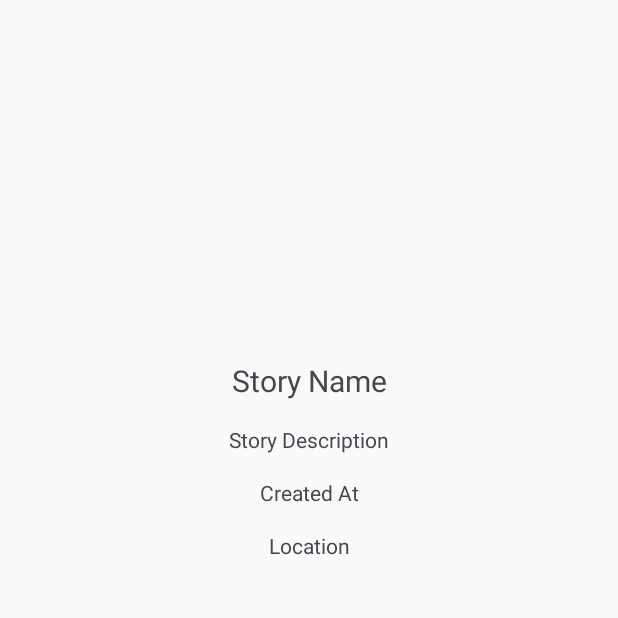
After one commit to romiyusnandar/story_app, an Android app: the DetailActivity screen opened directly, with no data from a screen before it, on a phone screen of 412 x 824 dp, the top half of it. The commit adds this screen. Run offline under Robolectric (Android 15) with nearby library versions, the phone set to English and light mode, and no system bars; pictures from the network do not load.

Commit message:
Implement networking and detail activity

```diff
--- a/app/build.gradle.kts
+++ b/app/build.gradle.kts
@@ -1,6 +1,7 @@
 plugins {
     alias(libs.plugins.android.application)
     alias(libs.plugins.kotlin.android)
+    id("kotlin-parcelize")
 }
 
 android {
@@ -64,5 +65,6 @@ dependencies {
     implementation(libs.retrofit2.converter.gson)
     implementation(libs.logging.interceptor)
     implementation(libs.androidx.exifinterface)
-
+    implementation(libs.glide)
+    annotationProcessor(libs.compiler)
 }
--- a/app/src/main/AndroidManifest.xml
+++ b/app/src/main/AndroidManifest.xml
@@ -14,6 +14,9 @@
         android:supportsRtl="true"
         android:theme="@style/AppTheme"
         tools:targetApi="31">
+        <activity
+            android:name=".ui.view.DetailActivity"
+            android:exported="false" />
         <activity
             android:name=".ui.view.WelcomeActivity"
             android:exported="false" />
--- a/app/src/main/java/com/koaladev/storryapp/data/pref/UserModel.kt
+++ b/app/src/main/java/com/koaladev/storryapp/data/pref/UserModel.kt
@@ -2,6 +2,7 @@ package com.koaladev.storryapp.data.pref
 
 data class UserModel(
     val userId: String,
+    val name: String,
     val email: String,
     val token: String,
     val isLogin: Boolean = false
--- a/app/src/main/java/com/koaladev/storryapp/data/pref/UserPreference.kt
+++ b/app/src/main/java/com/koaladev/storryapp/data/pref/UserPreference.kt
@@ -17,6 +17,7 @@ class UserPreference private constructor(private val dataStore: DataStore<Prefer
     suspend fun saveSession(user: UserModel) {
         dataStore.edit { preferences ->
             preferences[USERID_KEY] = user.userId
+            preferences[NAME_KEY] = user.name
             preferences[EMAIL_KEY] = user.email
             preferences[TOKEN_KEY] = user.token
             preferences[IS_LOGIN_KEY] = true
@@ -27,6 +28,7 @@ class UserPreference private constructor(private val dataStore: DataStore<Prefer
         return dataStore.data.map { preferences ->
             UserModel(
                 preferences[USERID_KEY] ?: "",
+                preferences[NAME_KEY] ?: "",
                 preferences[EMAIL_KEY] ?: "",
                 preferences[TOKEN_KEY] ?: "",
                 preferences[IS_LOGIN_KEY] ?: false
@@ -45,6 +47,7 @@ class UserPreference private constructor(private val dataStore: DataStore<Prefer
         private var INSTANCE: UserPreference? = null
 
         private val USERID_KEY = stringPreferencesKey("userId")
+        private val NAME_KEY = stringPreferencesKey("name")
         private val EMAIL_KEY = stringPreferencesKey("email")
         private val TOKEN_KEY = stringPreferencesKey("token")
         private val IS_LOGIN_KEY = booleanPreferencesKey("isLogin")
--- /dev/null
+++ b/app/src/main/java/com/koaladev/storryapp/ui/view/DetailActivity.kt
@@ -0,0 +1,43 @@
+package com.koaladev.storryapp.ui.view
+
+import android.os.Bundle
+import androidx.activity.enableEdgeToEdge
+import androidx.appcompat.app.AppCompatActivity
+import androidx.core.view.ViewCompat
+import androidx.core.view.WindowInsetsCompat
+import com.bumptech.glide.Glide
+import com.koaladev.storryapp.R
+import com.koaladev.storryapp.data.response.ListStoryItem
+import com.koaladev.storryapp.databinding.ActivityDetailBinding
+
+class DetailActivity : AppCompatActivity() {
+
+    private lateinit var binding: ActivityDetailBinding
+    companion object {
+        const val EXTRA_STORY = "extra_story"
+    }
+
+    override fun onCreate(savedInstanceState: Bundle?) {
+        super.onCreate(savedInstanceState)
+        enableEdgeToEdge()
+        binding = ActivityDetailBinding.inflate(layoutInflater)
+        setContentView(binding.root)
+
+        ViewCompat.setOnApplyWindowInsetsListener(binding.root) { v, insets ->
+            val systemBars = insets.getInsets(WindowInsetsCompat.Type.systemBars())
+            v.setPadding(systemBars.left, systemBars.top, systemBars.right, systemBars.bottom)
+            insets
+        }
+
+        val story = intent.getParcelableExtra<ListStoryItem>(EXTRA_STORY)
+        story?.let {
+            Glide.with(this)
+                .load(it.photoUrl)
+                .into(binding.iv)
+            binding.tvStoryName.text = it.name
+            binding.tvStoryDescription.text = it.description
+            binding.tvStoryCreatedAt.text = it.createdAt
+            binding.tvStoryLocation.text = "Lat: ${it.lat}, Lon: ${it.lon}"
+        }
+    }
+}
--- a/app/src/main/java/com/koaladev/storryapp/ui/view/LoginActivity.kt
+++ b/app/src/main/java/com/koaladev/storryapp/ui/view/LoginActivity.kt
@@ -55,9 +55,9 @@ class LoginActivity : AppCompatActivity() {
         binding.loginButton.setOnClickListener {
             val email = binding.emailEditText.text.toString()
             val password = binding.passwordEditText.text.toString()
-            viewModel.login(email, password) { isSuccess, userId, email, token ->
+            viewModel.login(email, password) { isSuccess, userId, name, email, token ->
                 if (isSuccess) {
-                    viewModel.saveSession(UserModel(userId, email, token, true))
+                    viewModel.saveSession(UserModel(userId, name, email, token, true))
                     val intent = Intent(this, MainActivity::class.java)
                     intent.flags = Intent.FLAG_ACTIVITY_CLEAR_TASK or Intent.FLAG_ACTIVITY_NEW_TASK
                     startActivity(intent)
--- /dev/null
+++ b/app/src/main/res/layout/activity_detail.xml
@@ -0,0 +1,55 @@
+<?xml version="1.0" encoding="utf-8"?>
+<androidx.constraintlayout.widget.ConstraintLayout xmlns:android="http://schemas.android.com/apk/res/android"
+    xmlns:app="http://schemas.android.com/apk/res-auto"
+    xmlns:tools="http://schemas.android.com/tools"
+    android:layout_width="match_parent"
+    android:layout_height="match_parent"
+    tools:context="ui.view.DetailActivity">
+    <ImageView
+        android:id="@+id/iv"
+        android:layout_width="0dp"
+        android:layout_height="200dp"
+        android:layout_marginTop="20dp"
+        app:layout_constraintEnd_toEndOf="parent"
+        app:layout_constraintStart_toStartOf="parent"
+        app:layout_constraintTop_toTopOf="parent"
+        android:scaleType="centerCrop"
+        android:contentDescription="Story Image"/>
+    <TextView
+        android:id="@+id/tvStoryName"
+        android:layout_width="wrap_content"
+        android:layout_height="wrap_content"
+        android:text="Story Name"
+        android:textSize="20sp"
+        app:layout_constraintTop_toBottomOf="@+id/iv"
+        app:layout_constraintStart_toStartOf="parent"
+        app:layout_constraintEnd_toEndOf="parent"
+        android:layout_marginTop="20dp"/>
+    <TextView
+        android:id="@+id/tvStoryDescription"
+        android:layout_width="wrap_content"
+        android:layout_height="wrap_content"
+        android:text="Story Description"
+        app:layout_constraintTop_toBottomOf="@+id/tvStoryName"
+        app:layout_constraintStart_toStartOf="parent"
+        app:layout_constraintEnd_toEndOf="parent"
+        android:layout_marginTop="16dp"/>
+    <TextView
+        android:id="@+id/tvStoryCreatedAt"
+        android:layout_width="wrap_content"
+        android:layout_height="wrap_content"
+        android:text="Created At"
+        app:layout_constraintTop_toBottomOf="@+id/tvStoryDescription"
+        app:layout_constraintStart_toStartOf="parent"
+        app:layout_constraintEnd_toEndOf="parent"
+        android:layout_marginTop="16dp"/>
+    <TextView
+        android:id="@+id/tvStoryLocation"
+        android:layout_width="wrap_content"
+        android:layout_height="wrap_content"
+        android:text="Location"
+        app:layout_constraintTop_toBottomOf="@+id/tvStoryCreatedAt"
+        app:layout_constraintStart_toStartOf="parent"
+        app:layout_constraintEnd_toEndOf="parent"
+        android:layout_marginTop="16dp"/>
+</androidx.constraintlayout.widget.ConstraintLayout>
--- a/app/src/main/res/values/strings.xml
+++ b/app/src/main/res/values/strings.xml
@@ -11,6 +11,7 @@
     <string name="title_login_page">Sudah siap untuk upgrade skill?</string>
     <string name="name">Nama</string>
     <string name="message_main_page">Selamat Belajar di Dicoding.</string>
-    <string name="greeting">Halo %1$s,</string>
     <string name="logout">Keluar</string>
+    <string name="welcome_username">Selamat datang %1s</string>
+    <string name="welcome_message">Selamat menggunakan aplikasi!</string>
 </resources>
--- a/app/src/main/res/values/themes.xml
+++ b/app/src/main/res/values/themes.xml
@@ -1,5 +1,7 @@
 <resources>
-    <style name="AppTheme" parent="Theme.Material3.Light.NoActionBar">
+    <style name="AppTheme" parent="Theme.Material3.DayNight.NoActionBar">
+        <item name="android:statusBarColor">@color/md_theme_primaryContainer</item>
+
         <item name="colorPrimary">@color/md_theme_primary</item>
         <item name="colorOnPrimary">@color/md_theme_onPrimary</item>
         <item name="colorPrimaryContainer">@color/md_theme_primaryContainer</item>
--- a/gradle/libs.versions.toml
+++ b/gradle/libs.versions.toml
@@ -1,6 +1,8 @@
 [versions]
 agp = "8.7.2"
+compiler = "4.12.0"
 datastorePreferences = "1.1.1"
+glide = "4.16.0"
 kotlin = "1.9.24"
 coreKtx = "1.15.0"
 junit = "4.13.2"
@@ -26,6 +28,8 @@ androidx-lifecycle-runtime-ktx = { module = "androidx.lifecycle:lifecycle-runtim
 androidx-lifecycle-viewmodel-ktx = { module = "androidx.lifecycle:lifecycle-viewmodel-ktx", version.ref = "lifecycleViewmodelKtx" }
 androidx-navigation-fragment-ktx = { module = "androidx.navigation:navigation-fragment-ktx", version.ref = "navigationFragmentKtx" }
 androidx-navigation-ui-ktx = { module = "androidx.navigation:navigation-ui-ktx", version.ref = "navigationFragmentKtx" }
+compiler = { module = "com.github.bumptech.glide:compiler", version.ref = "compiler" }
+glide = { module = "com.github.bumptech.glide:glide", version.ref = "glide" }
 junit = { group = "junit", name = "junit", version.ref = "junit" }
 androidx-junit = { group = "androidx.test.ext", name = "junit", version.ref = "junitVersion" }
 androidx-espresso-core = { group = "androidx.test.espresso", name = "espresso-core", version.ref = "espressoCore" }
```
Also changed, not shown: app/src/main/java/com/koaladev/storryapp/adapter/StoryAdapter.kt (added, +40 -0 lines), app/src/main/java/com/koaladev/storryapp/data/response/StoryResponse.kt (+26 -11 lines), app/src/main/java/com/koaladev/storryapp/data/retrofit/ApiServices.kt (+7 -5 lines), app/src/main/java/com/koaladev/storryapp/ui/view/MainActivity.kt (+53 -2 lines), app/src/main/java/com/koaladev/storryapp/ui/viewmodel/LoginViewModel.kt (+5 -4 lines), app/src/main/java/com/koaladev/storryapp/ui/viewmodel/MainViewModel.kt (+48 -0 lines), app/src/main/res/layout/activity_main.xml (+81 -59 lines), app/src/main/res/layout/item_view_story.xml (+16 -5 lines).
